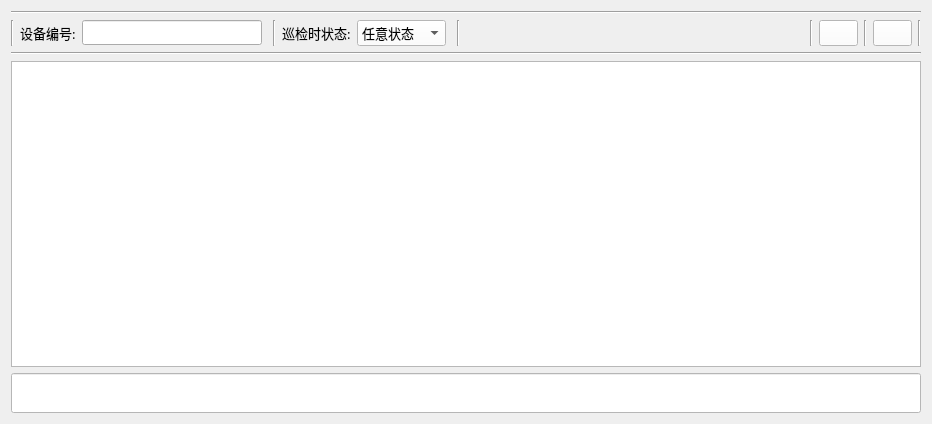
Qt form src/_APL/KindOfDevLog/kindofdevlogform.ui (QmGohinn/DaDoeiamiSys) before a commit.
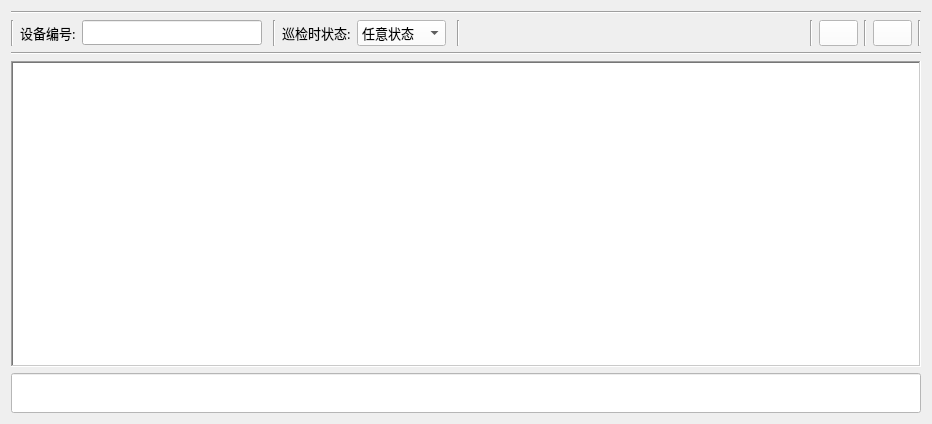
The same form after that commit. Icons and pictures are not drawn.

The edit to the form file:
```diff
--- a/src/_APL/KindOfDevLog/kindofdevlogform.ui
+++ b/src/_APL/KindOfDevLog/kindofdevlogform.ui
@@ -311,6 +311,15 @@
          <pointsize>10</pointsize>
         </font>
        </property>
+       <property name="frameShape">
+        <enum>QFrame::WinPanel</enum>
+       </property>
+       <property name="frameShadow">
+        <enum>QFrame::Sunken</enum>
+       </property>
+       <property name="gridStyle">
+        <enum>Qt::CustomDashLine</enum>
+       </property>
        <attribute name="horizontalHeaderVisible">
         <bool>false</bool>
        </attribute>
```
